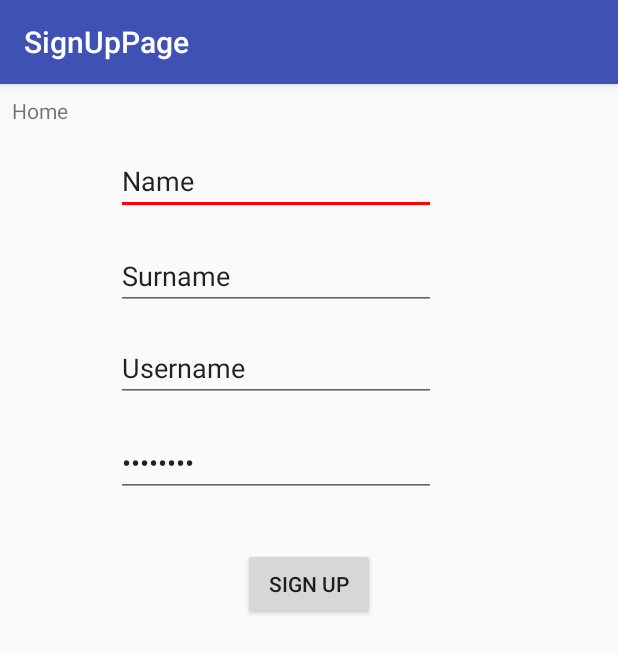
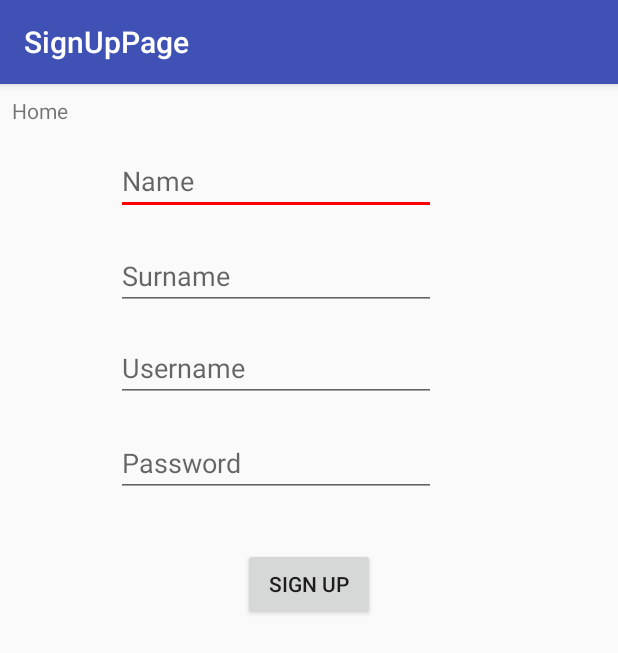
Before and after one commit to lukakralj/DragonHunt, an Android app: the SignUpPage screen opened directly, with no data from a screen before it, on a phone screen of 412 x 824 dp. Shown: the top 653 px of the screen. Run offline under Robolectric (Android 15) with nearby library versions, the phone set to English and light mode, and no system bars.

Commit message:
Joined all - final version after the hackathon

```diff
--- a/app/src/main/AndroidManifest.xml
+++ b/app/src/main/AndroidManifest.xml
@@ -41,7 +41,7 @@
             android:name=".LoginPage"
             android:label="@string/title_activity_login_page" />
         <activity android:name=".PinCodeDisplay" />
-        <activity android:name=".ChallengeView"></activity>
+        <activity android:name=".ChallengeView"/>
     </application>
 
 </manifest>
--- a/app/src/main/java/com/dragonhunt/Create_hunt.java
+++ b/app/src/main/java/com/dragonhunt/Create_hunt.java
@@ -102,9 +102,5 @@ public class Create_hunt extends AppCompatActivity {
         mTextMessage.setText(message);
     }
 
-    @Override
-    public void onBackPressed() {
-        // do nothing...
-    }
 
 }
--- a/app/src/main/res/layout/activity_login_page.xml
+++ b/app/src/main/res/layout/activity_login_page.xml
@@ -26,7 +26,7 @@
         android:layout_marginTop="28dp"
         android:ems="10"
         android:inputType="textEmailAddress"
-        android:text="Username"
+        android:hint="Username"
         app:layout_constraintStart_toEndOf="@+id/message"
         app:layout_constraintTop_toBottomOf="@+id/message" />
 
@@ -39,7 +39,7 @@
         android:layout_marginTop="37dp"
         android:ems="10"
         android:inputType="textPassword"
-        android:text="Password"
+        android:hint="Password"
         app:layout_constraintEnd_toEndOf="@+id/loginUsername"
         app:layout_constraintTop_toBottomOf="@+id/loginUsername" />
 
--- a/app/src/main/res/layout/activity_sign_up_page.xml
+++ b/app/src/main/res/layout/activity_sign_up_page.xml
@@ -26,7 +26,7 @@
         android:layout_marginTop="42dp"
         android:ems="10"
         android:inputType="textPersonName"
-        android:text="Name"
+        android:hint="Name"
         app:layout_constraintStart_toEndOf="@+id/message"
         app:layout_constraintTop_toTopOf="parent" />
 
@@ -37,7 +37,7 @@
         android:layout_marginTop="18dp"
         android:ems="10"
         android:inputType="textPersonName"
-        android:text="Surname"
+        android:hint="Surname"
         app:layout_constraintStart_toStartOf="@+id/signUpName"
         app:layout_constraintTop_toBottomOf="@+id/signUpName" />
 
@@ -48,7 +48,7 @@
         android:layout_marginTop="16dp"
         android:ems="10"
         android:inputType="textPersonName"
-        android:text="Username"
+        android:hint="Username"
         app:layout_constraintStart_toStartOf="@+id/signUpSurname"
         app:layout_constraintTop_toBottomOf="@+id/signUpSurname" />
 
@@ -59,7 +59,7 @@
         android:layout_marginTop="18dp"
         android:ems="10"
         android:inputType="textPassword"
-        android:text="Password"
+        android:hint="Password"
         app:layout_constraintStart_toStartOf="@+id/signUpUsername"
         app:layout_constraintTop_toBottomOf="@+id/signUpUsername" />
 
```
Also changed, not shown: app/src/main/res/layout/activity_join_group.xml (+9 -0 lines), 1 other file.
